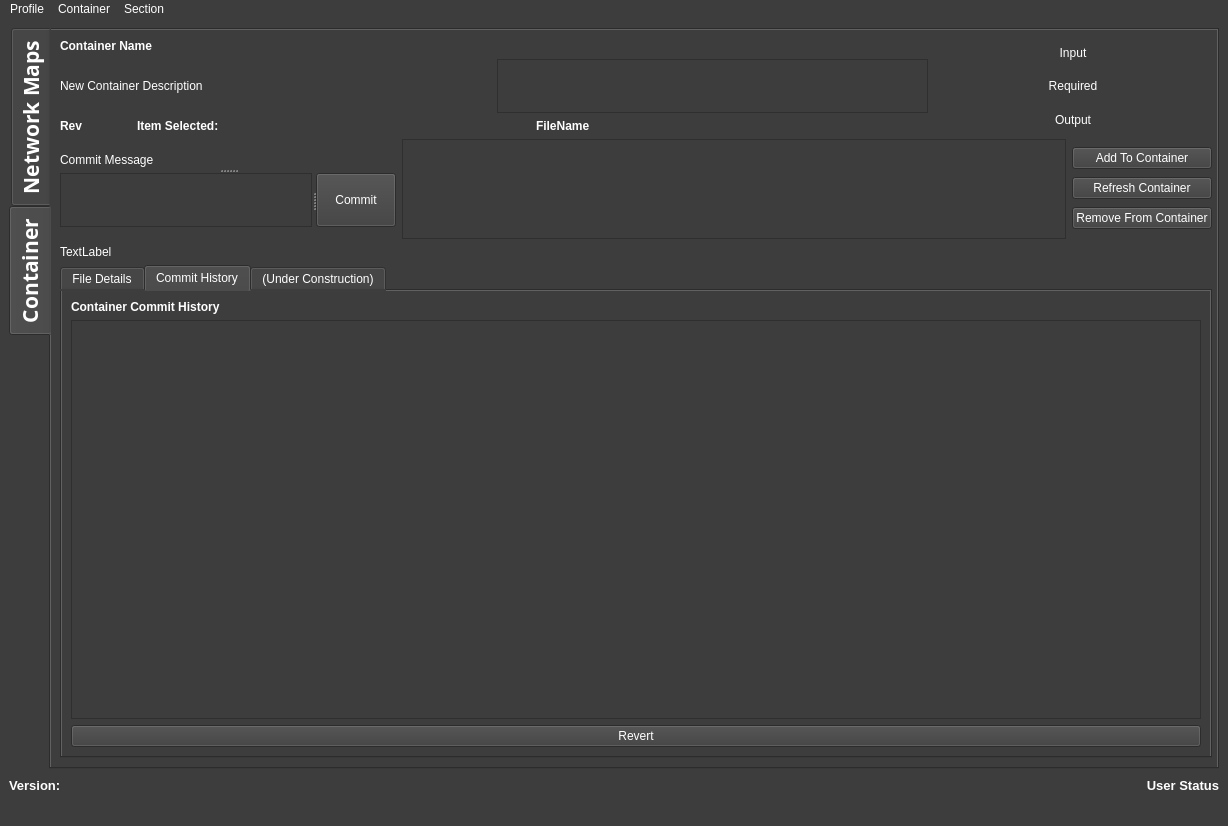
Qt form Graphics/UI/SagaGui.ui (inexplicable01/saga) before a commit.
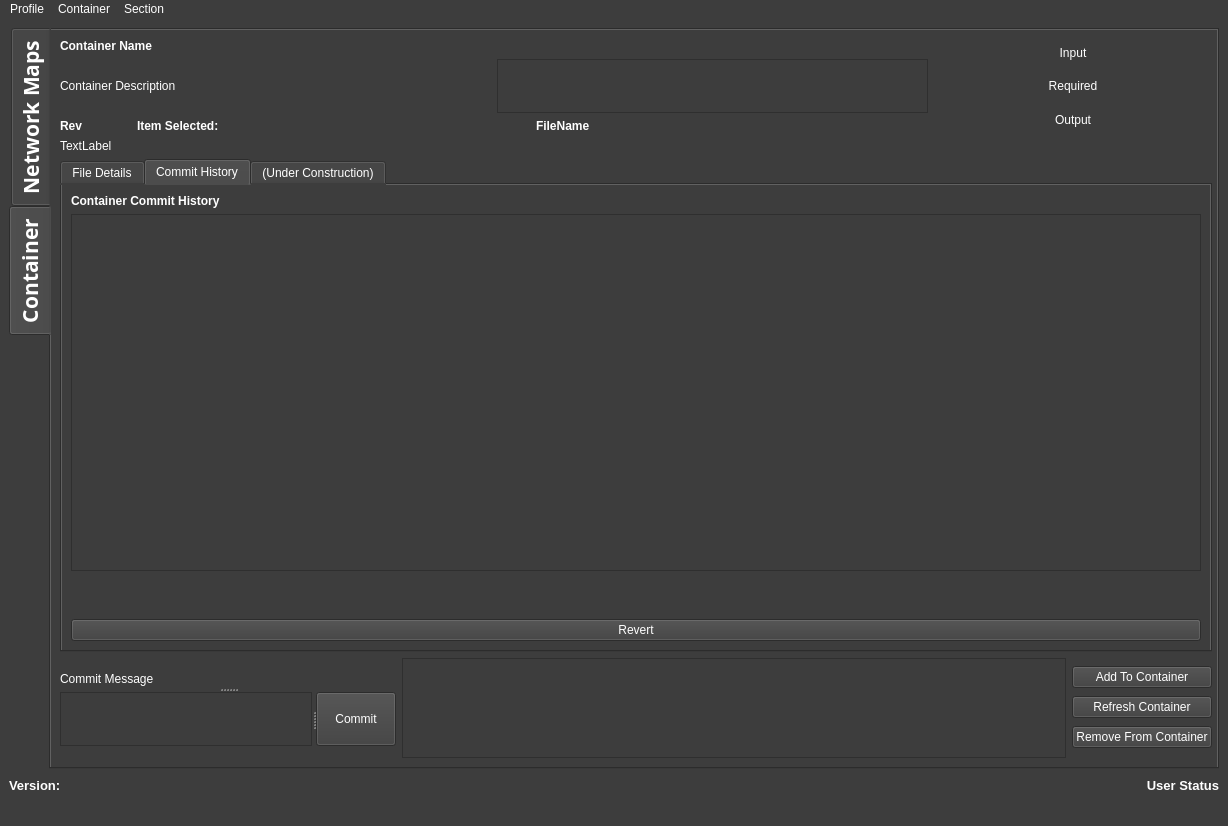
The same form after that commit. The open tabs and pages were chosen to show the change. Icons and pictures are not drawn.

Commit message:
Updates and fixes to SagaTree, Container File History , commit history
Updates and fixes to SagaTree, Container File History , commit history

Patch:
```diff
--- a/Graphics/UI/SagaGui.ui
+++ b/Graphics/UI/SagaGui.ui
@@ -138,7 +138,7 @@
           <item>
            <widget class="QTabWidget" name="networktabwidget">
             <property name="currentIndex">
-             <number>0</number>
+             <number>2</number>
             </property>
             <widget class="QWidget" name="networkmaptab">
              <attribute name="title">
@@ -239,7 +239,7 @@
          <attribute name="title">
           <string>Container</string>
          </attribute>
-         <layout class="QVBoxLayout" name="verticalLayout_7" stretch="0,0,0,10">
+         <layout class="QVBoxLayout" name="verticalLayout_7" stretch="0,0,10,0">
           <property name="rightMargin">
            <number>5</number>
           </property>
@@ -267,7 +267,7 @@
                </widget>
               </item>
               <item>
-               <layout class="QHBoxLayout" name="horizontalLayout_4">
+               <layout class="QHBoxLayout" name="horizontalLayout_4" stretch="8,1">
                 <item>
                  <widget class="QLabel" name="label_11">
                   <property name="maximumSize">
@@ -277,7 +277,7 @@
                    </size>
                   </property>
                   <property name="text">
-                   <string>New Container Description</string>
+                   <string>Container Description</string>
                   </property>
                  </widget>
                 </item>
@@ -380,6 +380,93 @@
             </item>
            </layout>
           </item>
+          <item>
+           <widget class="QLabel" name="containerstatuslabel">
+            <property name="text">
+             <string>TextLabel</string>
+            </property>
+           </widget>
+          </item>
+          <item>
+           <widget class="QTabWidget" name="container_subtab">
+            <property name="enabled">
+             <bool>true</bool>
+            </property>
+            <property name="currentIndex">
+             <number>0</number>
+            </property>
+            <widget class="QWidget" name="filesdetailtab">
+             <attribute name="title">
+              <string>File Details</string>
+             </attribute>
+             <layout class="QVBoxLayout" name="verticalLayout_9" stretch="1">
+              <item>
+               <widget class="QTableView" name="containerfiletable"/>
+              </item>
+             </layout>
+            </widget>
+            <widget class="QWidget" name="commithistorytab">
+             <attribute name="title">
+              <string>Commit History</string>
+             </attribute>
+             <layout class="QVBoxLayout" name="verticalLayout_10" stretch="0,10,1,0">
+              <item>
+               <widget class="QLabel" name="label_2">
+                <property name="font">
+                 <font>
+                  <weight>75</weight>
+                  <bold>true</bold>
+                 </font>
+                </property>
+                <property name="text">
+                 <string>Container Commit History</string>
+                </property>
+               </widget>
+              </item>
+              <item>
+               <widget class="QTableView" name="commithisttable">
+                <attribute name="horizontalHeaderDefaultSectionSize">
+                 <number>80</number>
+                </attribute>
+                <attribute name="verticalHeaderDefaultSectionSize">
+                 <number>24</number>
+                </attribute>
+                <attribute name="verticalHeaderMinimumSectionSize">
+                 <number>12</number>
+                </attribute>
+               </widget>
+              </item>
+              <item>
+               <widget class="QLabel" name="commitmsglbl_2">
+                <property name="text">
+                 <string/>
+                </property>
+               </widget>
+              </item>
+              <item>
+               <widget class="QPushButton" name="revertbttn">
+                <property name="text">
+                 <string>Revert</string>
+                </property>
+               </widget>
+              </item>
+             </layout>
+            </widget>
+            <widget class="QWidget" name="containerschemtab">
+             <property name="enabled">
+              <bool>false</bool>
+             </property>
+             <attribute name="title">
+              <string>(Under Construction)</string>
+             </attribute>
+             <layout class="QVBoxLayout" name="verticalLayout_11">
+              <item>
+               <widget class="QGraphicsView" name="maincontainerview"/>
+              </item>
+             </layout>
+            </widget>
+           </widget>
+          </item>
           <item>
            <layout class="QHBoxLayout" name="horizontalLayout_7">
             <item>
@@ -476,86 +563,6 @@
             </item>
            </layout>
           </item>
-          <item>
-           <widget class="QLabel" name="containerstatuslabel">
-            <property name="text">
-             <string>TextLabel</string>
-            </property>
-           </widget>
-          </item>
-          <item>
-           <widget class="QTabWidget" name="container_subtab">
-            <property name="enabled">
-             <bool>true</bool>
-            </property>
-            <property name="currentIndex">
-             <number>1</number>
-            </property>
-            <widget class="QWidget" name="filesdetailtab">
-             <attribute name="title">
-              <string>File Details</string>
-             </attribute>
-             <layout class="QVBoxLayout" name="verticalLayout_9" stretch="1">
-              <item>
-               <widget class="QTableView" name="containerfiletable"/>
-              </item>
-             </layout>
-            </widget>
-            <widget class="QWidget" name="commithistorytab">
-             <attribute name="title">
-              <string>Commit History</string>
-             </attribute>
-             <layout class="QVBoxLayout" name="verticalLayout_10">
-              <item>
-               <widget class="QLabel" name="label_2">
-                <property name="font">
-                 <font>
-                  <weight>75</weight>
-                  <bold>true</bold>
-                 </font>
-                </property>
-                <property name="text">
-                 <string>Container Commit History</string>
-                </property>
-               </widget>
-              </item>
-              <item>
-               <widget class="QTableView" name="commithisttable">
-                <attribute name="horizontalHeaderDefaultSectionSize">
-                 <number>80</number>
-                </attribute>
-                <attribute name="verticalHeaderDefaultSectionSize">
-                 <number>24</number>
-                </attribute>
-                <attribute name="verticalHeaderMinimumSectionSize">
-                 <number>12</number>
-                </attribute>
-               </widget>
-              </item>
-              <item>
-               <widget class="QPushButton" name="revertbttn">
-                <property name="text">
-                 <string>Revert</string>
-                </property>
-               </widget>
-              </item>
-             </layout>
-            </widget>
-            <widget class="QWidget" name="containerschemtab">
-             <property name="enabled">
-              <bool>false</bool>
-             </property>
-             <attribute name="title">
-              <string>(Under Construction)</string>
-             </attribute>
-             <layout class="QVBoxLayout" name="verticalLayout_11">
-              <item>
-               <widget class="QGraphicsView" name="maincontainerview"/>
-              </item>
-             </layout>
-            </widget>
-           </widget>
-          </item>
          </layout>
         </widget>
        </widget>
@@ -633,7 +640,7 @@
      <x>0</x>
      <y>0</y>
      <width>1228</width>
-     <height>21</height>
+     <height>26</height>
     </rect>
    </property>
    <property name="font">
```
The commit also changes 20 other files.
